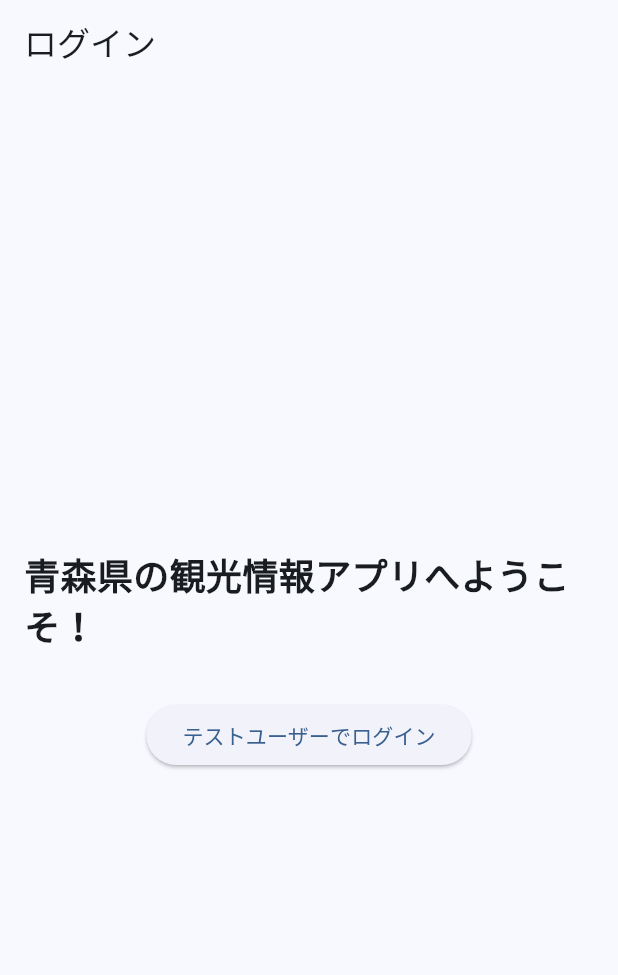
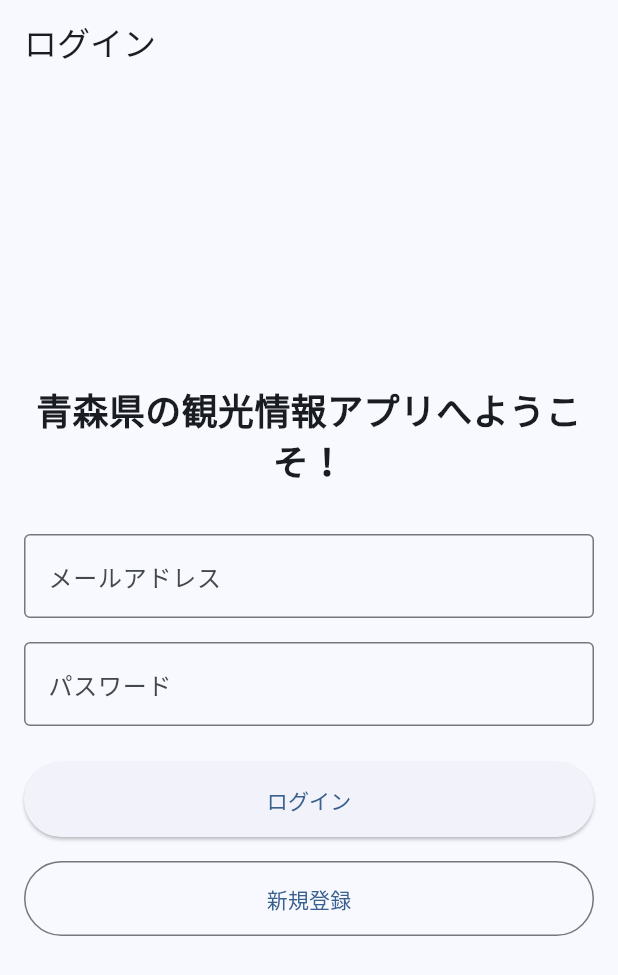
Before and after one commit to kusaka0914/ProjectApple, a Flutter app: the screen it shows after launch, on a phone screen of 412 x 824 dp. Shown: the top 975 px of the screen. Run offline on Flutter 3.47's test engine with Material 3 defaults, Android fonts, the phone set to English and light mode, and no system bars; our stand-ins replace cached_network_image, cloud_firestore, firebase_auth, firebase_core, firebase_storage, flutter_riverpod and 1 more; accounts and stored records are empty; statements that could not run were skipped.

Commit message:
ログイン機能動作確認完了

```diff
--- a/lib/views/auth_screen.dart
+++ b/lib/views/auth_screen.dart
@@ -2,14 +2,105 @@ import 'package:flutter/material.dart';
 import 'package:flutter_riverpod/flutter_riverpod.dart';
 import '../services/auth_service.dart';
 import 'home_screen.dart';
+import 'package:firebase_auth/firebase_auth.dart';
 
-class AuthScreen extends ConsumerWidget {
+class AuthScreen extends ConsumerStatefulWidget {
   const AuthScreen({super.key});
 
   @override
-  Widget build(BuildContext context, WidgetRef ref) {
+  AuthScreenState createState() => AuthScreenState();
+}
+
+class AuthScreenState extends ConsumerState<AuthScreen> {
+  final _emailController = TextEditingController();
+  final _passwordController = TextEditingController();
+  bool _isLoading = false;
+  String? _errorMessage;
+
+  @override
+  void dispose() {
+    _emailController.dispose();
+    _passwordController.dispose();
+    super.dispose();
+  }
+
+  Future<void> _signIn() async {
+    setState(() {
+      _isLoading = true;
+      _errorMessage = null;
+    });
+
+    try {
+      await FirebaseAuth.instance.signInWithEmailAndPassword(
+        email: _emailController.text.trim(),
+        password: _passwordController.text.trim(),
+      );
+    } on FirebaseAuthException catch (e) {
+      setState(() {
+        _errorMessage = _getErrorMessage(e.code);
+      });
+    } catch (e) {
+      setState(() {
+        _errorMessage = '予期せぬエラーが発生しました';
+      });
+    } finally {
+      setState(() {
+        _isLoading = false;
+      });
+    }
+  }
+
+  Future<void> _signUp() async {
+    setState(() {
+      _isLoading = true;
+      _errorMessage = null;
+    });
+
+    try {
+      await FirebaseAuth.instance.createUserWithEmailAndPassword(
+        email: _emailController.text.trim(),
+        password: _passwordController.text.trim(),
+      );
+    } on FirebaseAuthException catch (e) {
+      setState(() {
+        _errorMessage = _getErrorMessage(e.code);
+      });
+    } catch (e) {
+      setState(() {
+        _errorMessage = '予期せぬエラーが発生しました';
+      });
+    } finally {
+      setState(() {
+        _isLoading = false;
+      });
+    }
+  }
+
+  String _getErrorMessage(String code) {
+    switch (code) {
+      case 'invalid-email':
+        return 'メールアドレスの形式が正しくありません';
+      case 'user-disabled':
+        return 'このアカウントは無効化されています';
+      case 'user-not-found':
+        return 'アカウントが見つかりません';
+      case 'wrong-password':
+        return 'パスワードが間違っています';
+      case 'email-already-in-use':
+        return 'このメールアドレスは既に使用されています';
+      case 'operation-not-allowed':
+        return 'この操作は許可されていません';
+      case 'weak-password':
+        return 'パスワードが弱すぎます';
+      default:
+        return '認証エラーが発生しました';
+    }
+  }
+
+  @override
+  Widget build(BuildContext context) {
     return StreamBuilder(
-      stream: AuthService().authStateChanges(),
+      stream: FirebaseAuth.instance.authStateChanges(),
       builder: (context, snapshot) {
         if (snapshot.connectionState == ConnectionState.waiting) {
           return const Scaffold(
@@ -31,25 +122,53 @@ class AuthScreen extends ConsumerWidget {
                 const Text(
                   '青森県の観光情報アプリへようこそ！',
                   style: TextStyle(fontSize: 24, fontWeight: FontWeight.bold),
+                  textAlign: TextAlign.center,
                 ),
                 const SizedBox(height: 32),
-                ElevatedButton(
-                  onPressed: () async {
-                    try {
-                      await AuthService().signInWithEmail(
-                        'test@example.com',
-                        'password123',
-                      );
-                    } catch (e) {
-                      if (context.mounted) {
-                        ScaffoldMessenger.of(
-                          context,
-                        ).showSnackBar(SnackBar(content: Text(e.toString())));
-                      }
-                    }
-                  },
-                  child: const Text('テストユーザーでログイン'),
+                TextField(
+                  controller: _emailController,
+                  decoration: const InputDecoration(
+                    labelText: 'メールアドレス',
+                    border: OutlineInputBorder(),
+                  ),
+                  keyboardType: TextInputType.emailAddress,
                 ),
+                const SizedBox(height: 16),
+                TextField(
+                  controller: _passwordController,
+                  decoration: const InputDecoration(
+                    labelText: 'パスワード',
+                    border: OutlineInputBorder(),
+                  ),
+                  obscureText: true,
+                ),
+                if (_errorMessage != null) ...[
+                  const SizedBox(height: 16),
+                  Text(
+                    _errorMessage!,
+                    style: const TextStyle(color: Colors.red),
+                  ),
+                ],
+                const SizedBox(height: 24),
+                if (_isLoading)
+                  const CircularProgressIndicator()
+                else ...[
+                  ElevatedButton(
+                    onPressed: _signIn,
+                    style: ElevatedButton.styleFrom(
+                      minimumSize: const Size.fromHeight(50),
+                    ),
+                    child: const Text('ログイン'),
+                  ),
+                  const SizedBox(height: 16),
+                  OutlinedButton(
+                    onPressed: _signUp,
+                    style: OutlinedButton.styleFrom(
+                      minimumSize: const Size.fromHeight(50),
+                    ),
+                    child: const Text('新規登録'),
+                  ),
+                ],
               ],
             ),
           ),
```
